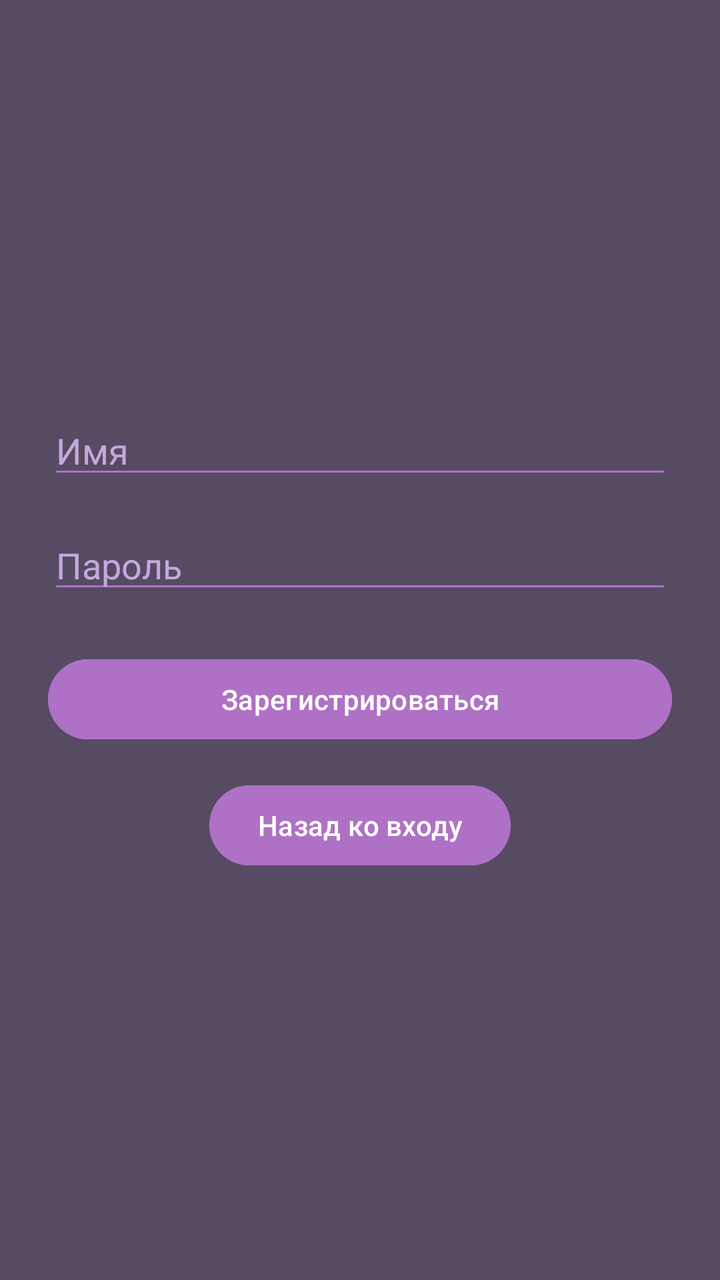
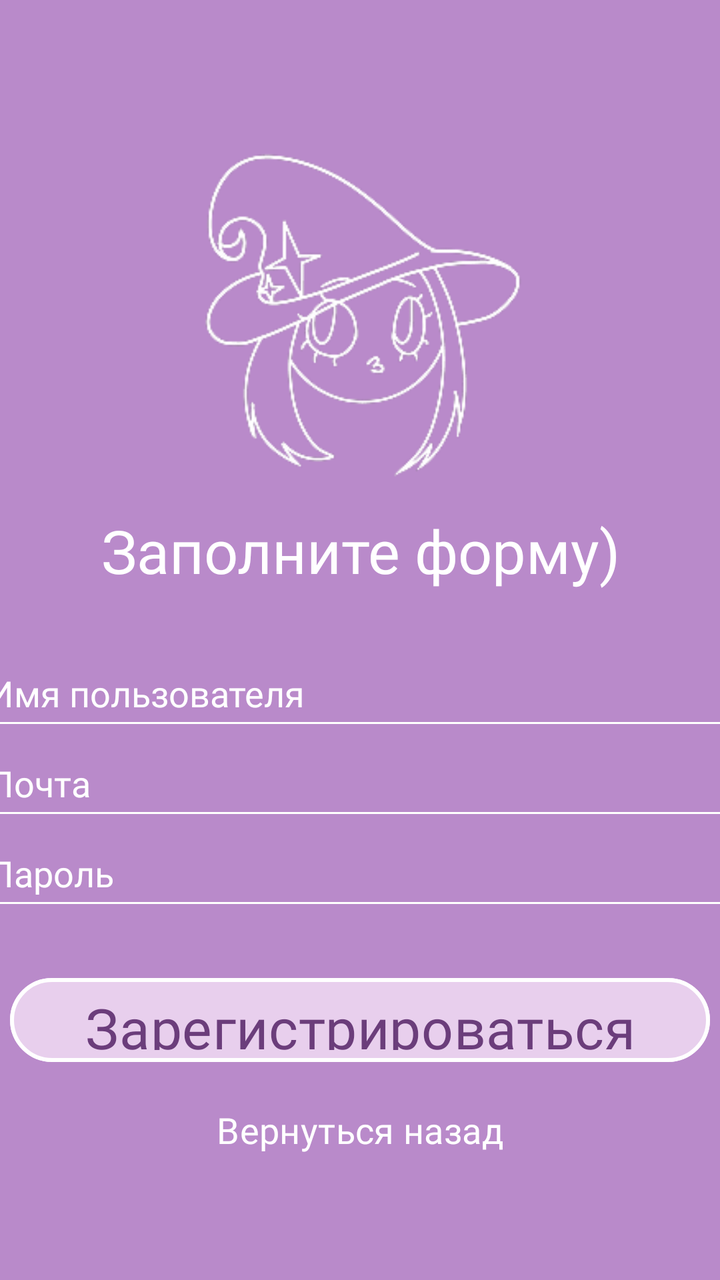

Screens rendered from an Android XML layout before and after an edit, with the pre-edit source and the edit as a unified diff.
<!-- AndroidManifest.xml: application theme Theme.Soothsayer -->
<!-- res/layout/activity_register.xml -->
<?xml version="1.0" encoding="utf-8"?>
<LinearLayout
    xmlns:android="http://schemas.android.com/apk/res/android"
    android:orientation="vertical"
    android:gravity="center"
    android:background="@color/background"
    android:padding="24dp"
    android:layout_width="match_parent"
    android:layout_height="match_parent">

    <EditText
        android:id="@+id/etName"
        android:layout_width="match_parent"
        android:layout_height="wrap_content"
        android:hint="Имя"
        android:inputType="textPersonName"
        android:textColor="@color/white"
        android:textColorHint="@color/gor"
        android:backgroundTint="@color/logo"
        android:layout_marginBottom="16dp" />

    <EditText
        android:id="@+id/etPassword"
        android:layout_width="match_parent"
        android:layout_height="wrap_content"
        android:hint="Пароль"
        android:inputType="textPassword"
        android:textColor="@color/white"
        android:textColorHint="@color/gor"
        android:backgroundTint="@color/logo"
        android:layout_marginBottom="24dp" />

    <Button
        android:id="@+id/btnRegister"
        android:layout_width="match_parent"
        android:layout_height="wrap_content"
        android:text="Зарегистрироваться"
        android:textColor="@color/white"
        android:backgroundTint="@color/logo" />

    <Button
        android:id="@+id/btnBackToLogin"
        android:layout_width="wrap_content"
        android:layout_height="wrap_content"
        android:text="Назад ко входу"
        android:onClick="goToLogin"
        android:layout_marginTop="15dp"
        android:textColor="@color/white"
        android:backgroundTint="@color/logo"/>

</LinearLayout>
<!-- resources referenced by this layout -->
<resources>
  <color name="background">#574B63</color>
  <color name="gor">#C4A9DD</color>
  <color name="logo">#AF71C5</color>
  <color name="white">#FFFFFFFF</color>
  <style name="Theme.Soothsayer" parent="Base.Theme.Soothsayer" />
  <style name="Base.Theme.Soothsayer" parent="Theme.Material3.DayNight.NoActionBar">
  
          <item name="windowNoTitle">true</item>
          <item name="android:windowFullscreen">true</item>
          <item name="android:windowBackground">@color/fon</item>
          <item name="windowActionBar">false</item>
  
      </style>
  <color name="fon">#B98ACA</color>
</resources>

<!-- the commit's change to res/layout/activity_register.xml (unified diff, before → after) -->
@@ -1,51 +1,97 @@
 <?xml version="1.0" encoding="utf-8"?>
-<LinearLayout
-    xmlns:android="http://schemas.android.com/apk/res/android"
-    android:orientation="vertical"
-    android:gravity="center"
-    android:background="@color/background"
-    android:padding="24dp"
+<FrameLayout xmlns:android="http://schemas.android.com/apk/res/android"
+    xmlns:app="http://schemas.android.com/apk/res-auto"
     android:layout_width="match_parent"
-    android:layout_height="match_parent">
+    android:layout_height="match_parent"
+    android:background="@color/fon">
+
+    <ImageView
+        android:id="@+id/LogoR"
+        android:layout_width="230dp"
+        android:layout_height="230dp"
+        android:layout_gravity="center_horizontal"
+        android:layout_marginTop="50dp"
+        android:src="@drawable/z_logo"
+        app:srcCompat="@drawable/z_logo" />
+
+    <TextView
+        android:id="@+id/VTitle"
+        android:layout_width="286dp"
+        android:layout_height="wrap_content"
+        android:layout_gravity="center_horizontal"
+        android:layout_marginTop="255dp"
+        android:fontFamily="@font/marckscriptregular"
+        android:text="@string/reg1"
+        android:textColor="@color/white"
+        android:gravity="center"
+        android:textSize="30sp" />
 
     <EditText
-        android:id="@+id/etName"
-        android:layout_width="match_parent"
-        android:layout_height="wrap_content"
-        android:hint="Имя"
+        android:id="@+id/RLogin"
+        android:layout_width="380dp"
+        android:layout_height="50dp"
+        android:layout_gravity="center_horizontal"
+        android:layout_marginTop="320dp"
+        android:backgroundTint="@color/white"
+        android:hint="@string/reg2"
         android:inputType="textPersonName"
         android:textColor="@color/white"
-        android:textColorHint="@color/gor"
-        android:backgroundTint="@color/logo"
-        android:layout_marginBottom="16dp" />
+        android:textSize="18sp"
+        android:fontFamily="@font/jejumyeongjoregular"
+        android:textColorHint="@color/white" />
 
     <EditText
-        android:id="@+id/etPassword"
-        android:layout_width="match_parent"
-        android:layout_height="wrap_content"
-        android:hint="Пароль"
+        android:id="@+id/RMail"
+        android:layout_width="380dp"
+        android:layout_height="50dp"
+        android:layout_gravity="center_horizontal"
+        android:layout_marginTop="365dp"
+        android:backgroundTint="@color/white"
+        android:hint="@string/reg3"
+        android:inputType="textEmailAddress"
+        android:textColor="@color/white"
+        android:textSize="18sp"
+        android:fontFamily="@font/jejumyeongjoregular"
+        android:textColorHint="@color/white" />
+
+    <EditText
+        android:id="@+id/RPassword"
+        android:layout_width="380dp"
+        android:layout_height="50dp"
+        android:layout_gravity="center_horizontal"
+        android:layout_marginTop="410dp"
+        android:backgroundTint="@color/white"
+        android:hint="@string/vxod3"
         android:inputType="textPassword"
         android:textColor="@color/white"
-        android:textColorHint="@color/gor"
-        android:backgroundTint="@color/logo"
-        android:layout_marginBottom="24dp" />
+        android:textSize="18sp"
+        android:fontFamily="@font/jejumyeongjoregular"
+        android:textColorHint="@color/white" />
+
+    <com.google.android.material.button.MaterialButton
+        android:id="@+id/btnLogin"
+        android:layout_width="350dp"
+        android:layout_height="50dp"
+        android:layout_gravity="center_horizontal"
+        android:layout_marginTop="485dp"
+        android:text="@string/reg4"
+        android:textColor="@color/text"
+        android:textSize="28sp"
+        android:fontFamily="@font/marckscriptregular"
+        android:backgroundTint="@color/lightviolet"
+        app:strokeColor="@color/white"
+        app:strokeWidth="2dp"/>
 
     <Button
-        android:id="@+id/btnRegister"
-        android:layout_width="match_parent"
-        android:layout_height="wrap_content"
-        android:text="Зарегистрироваться"
+        android:id="@+id/btnBack"
+        android:layout_width="350dp"
+        android:layout_height="50dp"
+        android:layout_gravity="center_horizontal"
+        android:layout_marginTop="540dp"
+        android:text="@string/reg5"
+        android:textSize="18sp"
         android:textColor="@color/white"
-        android:backgroundTint="@color/logo" />
-
-    <Button
-        android:id="@+id/btnBackToLogin"
-        android:layout_width="wrap_content"
-        android:layout_height="wrap_content"
-        android:text="Назад ко входу"
-        android:onClick="goToLogin"
-        android:layout_marginTop="15dp"
-        android:textColor="@color/white"
-        android:backgroundTint="@color/logo"/>
-
-</LinearLayout>
+        android:fontFamily="@font/jejumyeongjoregular"
+        android:background="@android:color/transparent"
+         />
+</FrameLayout>
<!-- resource entries referenced after the edit -->
@@ -1,9 +1,13 @@
 <!-- resources referenced by this layout -->
 <resources>
-  <color name="background">#574B63</color>
-  <color name="gor">#C4A9DD</color>
-  <color name="logo">#AF71C5</color>
   <color name="white">#FFFFFFFF</color>
+  <!-- drawable z_logo: png bitmap (drawable, 20497 bytes) -->
+  <string name="reg1">Заполните форму)</string>
+  <string name="reg2">Имя пользователя</string>
+  <string name="reg3">Почта</string>
+  <string name="reg4">Зарегистрироваться</string>
+  <string name="reg5">Вернуться назад</string>
+  <string name="vxod3">Пароль</string>
   <style name="Theme.Soothsayer" parent="Base.Theme.Soothsayer" />
   <style name="Base.Theme.Soothsayer" parent="Theme.Material3.DayNight.NoActionBar">
   
@@ -14,5 +18,7 @@
   
       </style>
   <color name="fon">#B98ACA</color>
+  <color name="lightviolet">#E8CFED</color>
+  <color name="text">#6B3D7B</color>
 </resources>
 
